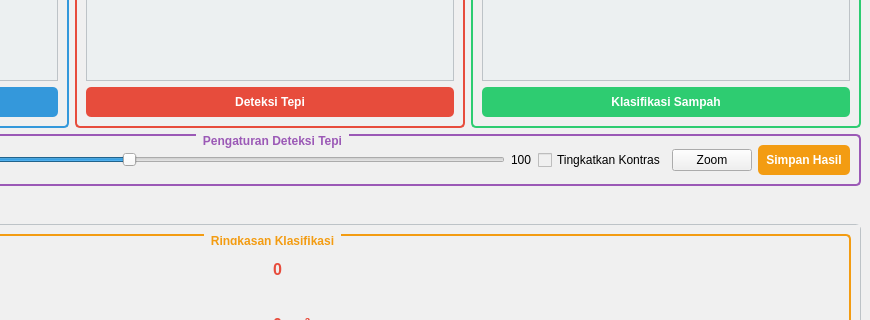
Old version of the form trash_detection_app.ui in the repository hendramhs/pcd; both pictures show x 330 to 1200 and y 290 to 610 of the 1200 by 800 pixel window.
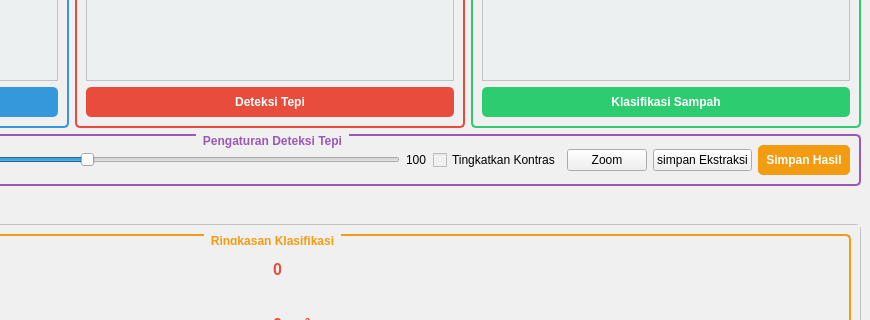
New version of the form.

What changed in the file:
```diff
--- a/trash_detection_app.ui
+++ b/trash_detection_app.ui
@@ -354,6 +354,13 @@
            </property>
           </widget>
          </item>
+         <item>
+          <widget class="QPushButton" name="pushButton_2">
+           <property name="text">
+            <string>simpan Ekstraksi</string>
+           </property>
+          </widget>
+         </item>
          <item>
           <widget class="QPushButton" name="saveButton">
            <property name="styleSheet">
```
